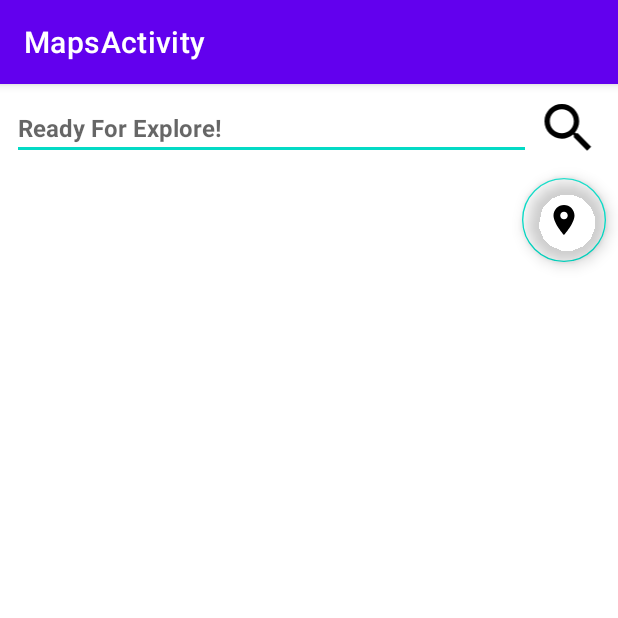
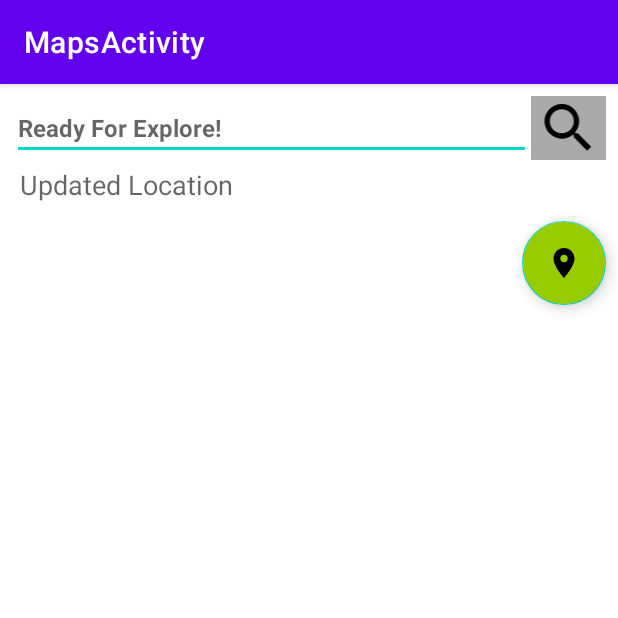
Before and after one commit to MrSingh1807/My-G-Map, an Android app: the screen it shows after launch (MapsActivity), on a phone screen of 412 x 824 dp, the top half of it. Run offline under Robolectric (Android 15) with nearby library versions, the phone set to English and light mode, and no system bars.

Commit message:
realtime updates on background thread

```diff
--- a/app/src/main/java/com/example/mygmap/MainViewModel.kt
+++ b/app/src/main/java/com/example/mygmap/MainViewModel.kt
@@ -102,6 +102,8 @@ class MainViewModel : ViewModel() {
                 )
             )
             mMap.mapType = GoogleMap.MAP_TYPE_NORMAL
+
+            Log.d(TAG, "Thread Name: ${Thread.currentThread().name}")
         }
 
     }
--- a/app/src/main/res/layout/activity_maps.xml
+++ b/app/src/main/res/layout/activity_maps.xml
@@ -23,6 +23,30 @@
         map:layout_constraintStart_toStartOf="parent"
         map:layout_constraintTop_toTopOf="parent" />
 
+    <ImageView
+        android:id="@+id/searchIV"
+        android:layout_width="50dp"
+        android:layout_height="0dp"
+        android:layout_marginEnd="8dp"
+        android:background="@android:color/darker_gray"
+        map:layout_constraintBottom_toBottomOf="@+id/searchAddressHereEdtTxt"
+        map:layout_constraintEnd_toEndOf="parent"
+        map:layout_constraintTop_toTopOf="@+id/searchAddressHereEdtTxt"
+        map:srcCompat="@drawable/ic_search"
+        android:contentDescription="Location Search" />
+
+    <TextView
+        android:id="@+id/locationOutPutTV"
+        android:layout_width="0dp"
+        android:layout_height="wrap_content"
+        android:layout_marginTop="4dp"
+        android:hint="Updated Location"
+        android:textSize="18sp"
+        android:paddingStart="5sp"
+        map:layout_constraintEnd_toEndOf="@+id/searchIV"
+        map:layout_constraintStart_toStartOf="@+id/searchAddressHereEdtTxt"
+        map:layout_constraintTop_toBottomOf="@id/searchAddressHereEdtTxt" />
+
     <FrameLayout
         android:id="@+id/map_fragment_container"
         android:layout_width="match_parent"
@@ -32,7 +56,7 @@
         map:layout_constraintEnd_toEndOf="parent"
         map:layout_constraintHorizontal_bias="1.0"
         map:layout_constraintStart_toStartOf="parent"
-        map:layout_constraintTop_toBottomOf="@+id/searchAddressHereEdtTxt"
+        map:layout_constraintTop_toBottomOf="@+id/locationOutPutTV"
         map:layout_constraintVertical_bias="1.0">
 
     </FrameLayout>
@@ -56,21 +80,13 @@
         android:layout_height="wrap_content"
         android:layout_marginTop="8dp"
         android:layout_marginEnd="8dp"
-        android:backgroundTint="@android:color/transparent"
+        android:backgroundTint="@android:color/holo_green_light"
         android:clickable="true"
         android:contentDescription="Type"
         map:layout_constraintEnd_toEndOf="parent"
         map:layout_constraintTop_toTopOf="@+id/map_fragment_container"
         map:srcCompat="@drawable/ic_location" />
-    <ImageView
-        android:id="@+id/searchIV"
-        android:layout_width="50dp"
-        android:layout_height="0dp"
-        android:layout_marginEnd="8dp"
-        map:layout_constraintBottom_toBottomOf="@+id/searchAddressHereEdtTxt"
-        map:layout_constraintEnd_toEndOf="parent"
-        map:layout_constraintTop_toTopOf="@+id/searchAddressHereEdtTxt"
-        map:srcCompat="@drawable/ic_search" />
+
 </androidx.constraintlayout.widget.ConstraintLayout>
 
 <!-- Also use FrameLayout in Place of FragmentContainerView-->
```
Also changed, not shown: app/src/main/java/com/example/mygmap/MapsActivity.kt (+15 -7 lines).
